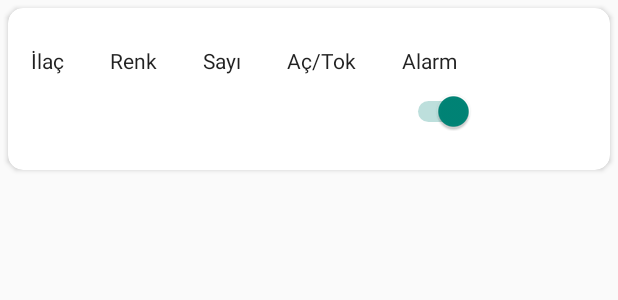
After one commit to nkamadan/Med-Box, an Android app: the layout deneme.xml on its own in the app's theme, with its tools: preview values and no code run, on a phone screen of 412 x 824 dp. The commit adds this screen. Shown: the top 300 px of the screen. Run offline under Robolectric (Android 15) with nearby library versions, the phone set to English and light mode, and no system bars.

```diff
--- a/app/src/main/java/com/example/medicine/FragmentActivity.java
+++ b/app/src/main/java/com/example/medicine/FragmentActivity.java
@@ -29,7 +29,7 @@ public class FragmentActivity extends AppCompatActivity {
         bundle2.putString("username", username);
         // set Fragmentclass Arguments
         Log.println(Log.ERROR, "Fragment Activity1 : ", username);
-        MedicinesFragment fragobj3 = new MedicinesFragment();
+        MedFragment fragobj3 = new MedFragment();
         fragobj3.setArguments(bundle2);
         openFragment(fragobj3);
 
@@ -45,7 +45,8 @@ public class FragmentActivity extends AppCompatActivity {
                         bundle1.putString("username", username);
                         // set Fragmentclass Arguments
                         Log.println(Log.ERROR, "Fragment Activity2 : ", username);
-                        MedicinesFragment fragobj1 = new MedicinesFragment();
+                        //MedicinesFragment fragobj1 = new MedicinesFragment();
+                        MedFragment fragobj1 = new MedFragment();
                         fragobj1.setArguments(bundle1);
                         openFragment(fragobj1);
                         return true;
--- /dev/null
+++ b/app/src/main/res/layout/deneme.xml
@@ -0,0 +1,158 @@
+<?xml version="1.0" encoding="utf-8"?>
+
+<androidx.cardview.widget.CardView xmlns:android="http://schemas.android.com/apk/res/android"
+    xmlns:tools="http://schemas.android.com/tools"
+    android:layout_width="match_parent"
+    android:layout_height="wrap_content"
+    xmlns:app="http://schemas.android.com/apk/res-auto"
+    app:cardBackgroundColor="@color/white"
+    app:cardCornerRadius="10dp"
+    android:layout_margin="5dp">
+
+
+    <LinearLayout
+        android:layout_width="match_parent"
+        android:layout_height="wrap_content"
+        android:orientation="horizontal">
+
+
+        <LinearLayout
+            android:layout_width="wrap_content"
+            android:layout_height="wrap_content"
+            android:orientation="vertical"
+            android:layout_margin="10dp"
+            android:paddingTop="10dp"
+            android:paddingBottom="10dp">
+
+            <TextView
+                android:layout_width="wrap_content"
+                android:layout_height="wrap_content"
+                android:layout_margin="5dp"
+                android:layout_weight="1"
+                android:text="İlaç"
+                android:textAppearance="@style/TextAppearance.AppCompat.Body1" />
+
+            <TextView
+                android:id="@+id/med_name"
+                android:layout_width="wrap_content"
+                android:layout_height="wrap_content"
+                android:layout_weight="1"
+                android:layout_margin="5dp"
+                />
+
+        </LinearLayout>
+
+        <LinearLayout
+            android:layout_width="wrap_content"
+            android:layout_height="wrap_content"
+            android:orientation="vertical"
+            android:layout_margin="10dp"
+            android:paddingTop="10dp"
+            android:paddingBottom="10dp">
+
+            <TextView
+                android:text="Renk"
+                android:layout_width="wrap_content"
+                android:layout_height="wrap_content"
+                android:layout_weight="1"
+                android:layout_margin="5dp"
+                android:textAppearance="@style/TextAppearance.AppCompat.Body1"
+                />
+
+            <TextView
+                android:id="@+id/med_color"
+                android:layout_width="wrap_content"
+                android:layout_height="wrap_content"
+                android:layout_weight="1"
+                android:layout_margin="5dp"
+                />
+
+        </LinearLayout>
+
+        <LinearLayout
+            android:layout_width="wrap_content"
+            android:layout_height="wrap_content"
+            android:orientation="vertical"
+            android:layout_margin="10dp"
+            android:paddingTop="10dp"
+            android:paddingBottom="10dp">
+
+            <TextView
+
+                android:text="Sayı"
+                android:layout_width="wrap_content"
+                android:layout_height="wrap_content"
+                android:layout_weight="1"
+                android:layout_margin="5dp"
+                android:textAppearance="@style/TextAppearance.AppCompat.Body1"
+                />
+
+            <TextView
+                android:id="@+id/med_count"
+                android:layout_width="wrap_content"
+                android:layout_height="wrap_content"
+                android:layout_weight="1"
+                android:layout_margin="5dp"
+                />
+
+        </LinearLayout>
+
+
+
+        <LinearLayout
+            android:layout_width="wrap_content"
+            android:layout_height="wrap_content"
+            android:orientation="vertical"
+            android:layout_margin="10dp"
+            android:paddingTop="10dp"
+            android:paddingBottom="10dp">
+
+            <TextView
+                android:text="Aç/Tok"
+                android:layout_width="wrap_content"
+                android:layout_height="wrap_content"
+                android:layout_weight="1"
+                android:layout_margin="5dp"
+                android:textAppearance="@style/TextAppearance.AppCompat.Body1"
+                />
+
+            <TextView
+                android:id="@+id/situation"
+                android:layout_width="wrap_content"
+                android:layout_height="wrap_content"
+                android:layout_weight="1"
+                android:layout_margin="5dp"
+                />
+
+        </LinearLayout>
+
+        <LinearLayout
+            android:layout_width="wrap_content"
+            android:layout_height="wrap_content"
+            android:orientation="vertical"
+            android:layout_margin="10dp"
+            android:paddingTop="10dp"
+            android:paddingBottom="10dp">
+
+            <TextView
+                android:text="Alarm"
+                android:layout_width="wrap_content"
+                android:layout_height="wrap_content"
+                android:layout_weight="1"
+                android:layout_margin="5dp"
+                android:textAppearance="@style/TextAppearance.AppCompat.Body1"
+                />
+
+            <Switch
+                android:id="@+id/on_off"
+                android:layout_width="wrap_content"
+                android:layout_height="wrap_content"
+                android:checked="true"
+                android:layout_margin="5dp"
+                tools:ignore="UseSwitchCompatOrMaterialXml" />
+
+        </LinearLayout>
+
+    </LinearLayout>
+
+</androidx.cardview.widget.CardView>
```
Also changed, not shown: app/src/main/java/com/example/medicine/AddFragment.java (+29 -2 lines), app/src/main/java/com/example/medicine/MedFragment.java (added, +142 -0 lines), app/src/main/java/com/example/medicine/Medicine.java (+39 -10 lines), app/src/main/res/layout/fragment_add.xml (+5 -5 lines), app/src/main/res/layout/fragment_med.xml (added, +13 -0 lines), app/src/main/res/layout/medicine_item.xml (added, +50 -0 lines), app/src/main/res/layout/xd.xml (added, +181 -0 lines).
